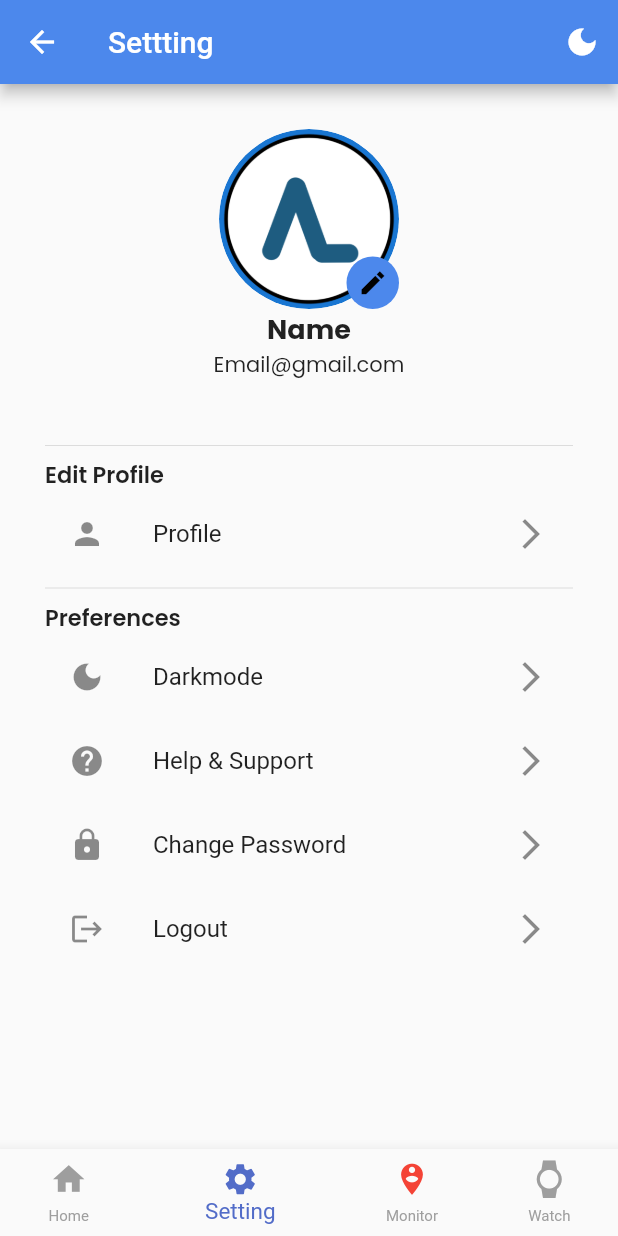
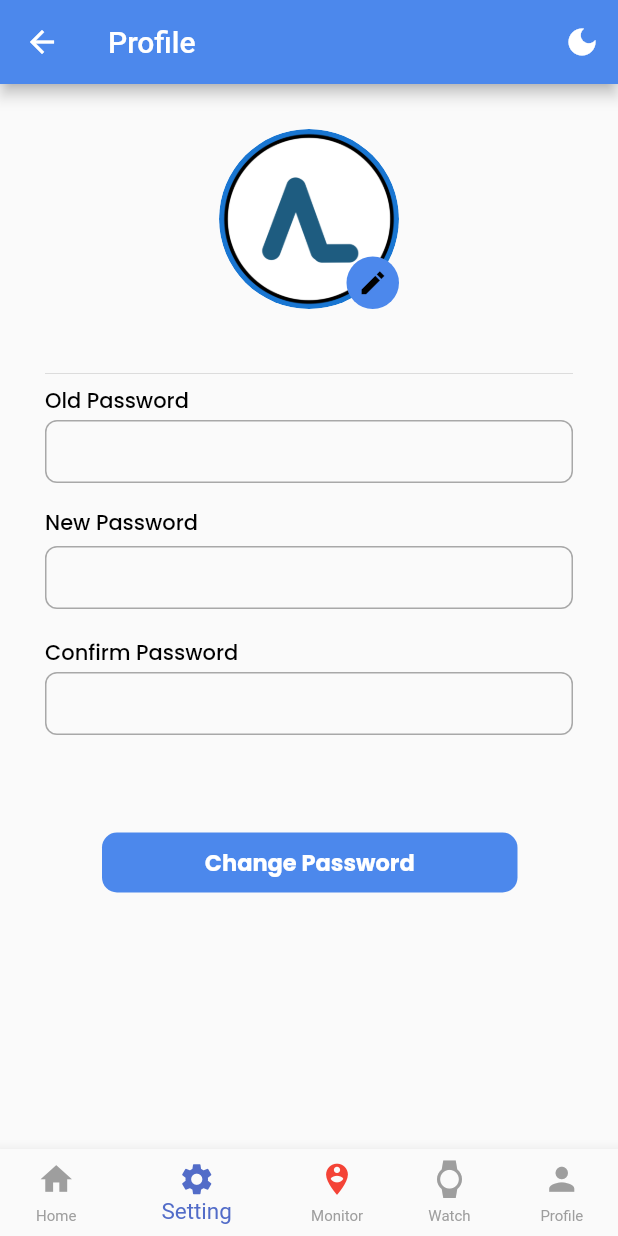
Before and after one commit to MumtazzainA/Alwatzher_MumtazKeren, a Flutter app: the SettingScreen screen opened by its route, item 2 of the bottom bar chosen, after a tap on "Change Password", on a phone screen of 412 x 824 dp. Run offline on Flutter 3.47's test engine with Material 2 defaults, Android fonts, the phone set to English and light mode, and no system bars; our stand-ins replace equatable, flutter_login, get, google_fonts, image_picker.

Commit message:
Password and Logout

```diff
--- /dev/null
+++ b/lib/pages/setting_password_screen.dart
@@ -0,0 +1,361 @@
+import 'dart:io';
+import 'package:flutter/material.dart';
+import 'package:get/get.dart';
+import 'package:google_fonts/google_fonts.dart';
+import 'package:image_picker/image_picker.dart';
+import '../controller/picture_controller.dart';
+
+class SettingPasswordScreen extends StatefulWidget {
+  const SettingPasswordScreen({super.key});
+
+  @override
+  State<SettingPasswordScreen> createState() => _SettingPasswordScreenState();
+}
+
+class _SettingPasswordScreenState extends State<SettingPasswordScreen> {
+  File? pickedFile;
+
+  ImagePicker imagePicker = ImagePicker();
+
+  PictureController pictureController = Get.put(PictureController());
+
+  int _currentIndex = 1;
+
+  @override
+  Widget build(BuildContext context) {
+    var isDark = MediaQuery.of(context).platformBrightness == Brightness.dark;
+    return Scaffold(
+      appBar: AppBar(
+        backgroundColor: Color(0xff4C88EC),
+        title: Text(
+          'Profile',
+        ),
+        actions: [
+          IconButton(
+              onPressed: () {},
+              icon: Icon(isDark ? Icons.light_mode : Icons.dark_mode)),
+        ],
+      ),
+      body: SingleChildScrollView(
+        child: Container(
+          padding: const EdgeInsets.all(30.0),
+          child: Column(
+            children: [
+              Stack(
+                children: [
+                  SizedBox(
+                    width: 120,
+                    height: 120,
+                    child: ClipRRect(
+                      borderRadius: BorderRadius.circular(100),
+                      child: Obx(
+                        () => CircleAvatar(
+                          backgroundImage: pictureController
+                                      .isProficPicPathSet.value ==
+                                  true
+                              ? FileImage(
+                                  File(pictureController.profilePicPath.value),
+                                ) as ImageProvider
+                              : AssetImage("assets/images/Logo.png"),
+                        ),
+                      ),
+                    ),
+                  ),
+                  Positioned(
+                    bottom: 0,
+                    right: 0,
+                    child: InkWell(
+                      child: Container(
+                        width: 35,
+                        height: 35,
+                        decoration: BoxDecoration(
+                          borderRadius: BorderRadius.circular(100),
+                          color: Color(0xff4C88EC),
+                        ),
+                        child: const Icon(
+                          Icons.create_sharp,
+                          color: Colors.black,
+                          size: 20,
+                        ),
+                      ),
+                      onTap: () {
+                        print("Camera clicked");
+                        showModalBottomSheet(
+                            context: context,
+                            builder: (context) => bottomSheet(context));
+                      },
+                    ),
+                  ),
+                ],
+              ),
+              const SizedBox(height: 15),
+              const SizedBox(
+                height: 20,
+              ),
+              const Divider(),
+              Container(
+                // padding: EdgeInsets.fromLTRB(1, 2, 1, 0),
+                width: double.infinity,
+                child: Column(
+                  crossAxisAlignment: CrossAxisAlignment.start,
+                  children: [
+                    Container(
+                      margin: EdgeInsets.fromLTRB(0, 0, 0, 2),
+                      child: Text(
+                        'Old Password',
+                        style: GoogleFonts.poppins(
+                          textStyle: TextStyle(
+                            fontSize: 14,
+                            fontWeight: FontWeight.w500,
+                            height: 1.5,
+                            color: Color(0xff000000),
+                          ),
+                        ),
+                      ),
+                    ),
+                    Container(
+                      margin: EdgeInsets.fromLTRB(0, 0, 0, 16),
+                      padding: EdgeInsets.fromLTRB(12, 10, 12, 12),
+                      width: double.infinity,
+                      decoration: BoxDecoration(
+                        border: Border.all(color: Color(0xffa8a8a8)),
+                        borderRadius: BorderRadius.circular(8),
+                      ),
+                      child: Text(
+                        '',
+                        style: GoogleFonts.poppins(
+                          textStyle: TextStyle(
+                            fontSize: 12,
+                            fontWeight: FontWeight.w400,
+                            height: 1.5,
+                            color: Color(0xff000000),
+                          ),
+                        ),
+                      ),
+                    ),
+                    Container(
+                      margin: EdgeInsets.fromLTRB(0, 0, 0, 5),
+                      child: Text(
+                        'New Password',
+                        style: GoogleFonts.poppins(
+                          textStyle: TextStyle(
+                            fontSize: 14,
+                            fontWeight: FontWeight.w500,
+                            height: 1.5,
+                            color: Color(0xff000000),
+                          ),
+                        ),
+                      ),
+                    ),
+                    Container(
+                      margin: EdgeInsets.fromLTRB(0, 0, 0, 19),
+                      padding: EdgeInsets.fromLTRB(12, 11, 12, 11),
+                      width: double.infinity,
+                      decoration: BoxDecoration(
+                        border: Border.all(color: Color(0xffa8a8a8)),
+                        borderRadius: BorderRadius.circular(8),
+                      ),
+                      child: Text(
+                        '',
+                        style: GoogleFonts.poppins(
+                          textStyle: TextStyle(
+                            fontSize: 12,
+                            fontWeight: FontWeight.w400,
+                            height: 1.5,
+                            color: Color(0xff000000),
+                          ),
+                        ),
+                      ),
+                    ),
+                    Container(
+                      margin: EdgeInsets.fromLTRB(0, 0, 0, 2),
+                      child: Text(
+                        'Confirm Password',
+                        style: GoogleFonts.poppins(
+                          textStyle: TextStyle(
+                            fontSize: 14,
+                            fontWeight: FontWeight.w500,
+                            height: 1.5,
+                            color: Color(0xff000000),
+                          ),
+                        ),
+                      ),
+                    ),
+                    Container(
+                      margin: EdgeInsets.fromLTRB(0, 0, 0, 65),
+                      padding: EdgeInsets.fromLTRB(12, 11, 12, 11),
+                      width: double.infinity,
+                      decoration: BoxDecoration(
+                        border: Border.all(color: Color(0xffa8a8a8)),
+                        borderRadius: BorderRadius.circular(8),
+                      ),
+                      child: Text(
+                        '',
+                        style: GoogleFonts.poppins(
+                          textStyle: TextStyle(
+                            fontSize: 12,
+                            fontWeight: FontWeight.w400,
+                            height: 1.5,
+                            color: Color(0xff000000),
+                          ),
+                        ),
+                      ),
+                    ),
+                    Container(
+                      margin: EdgeInsets.fromLTRB(38, 0, 37, 125),
+                      width: double.infinity,
+                      height: 40,
+                      decoration: BoxDecoration(
+                        color: Color(0xff4c88ec),
+                        borderRadius: BorderRadius.circular(10),
+                      ),
+                      child: Center(
+                        child: Text(
+                          'Change Password',
+                          style: GoogleFonts.poppins(
+                            textStyle: TextStyle(
+                              fontSize: 15,
+                              fontWeight: FontWeight.w700,
+                              height: 1.5,
+                              color: Color(0xffffffff),
+                            ),
+                          ),
+                        ),
+                      ),
+                    ),
+                  ],
+                ),
+              )
+            ],
+          ),
+        ),
+      ),
+      bottomNavigationBar: BottomNavigationBar(
+        showUnselectedLabels: true,
+        iconSize: 25,
+        selectedItemColor: Color(0xff526CC8),
+        selectedFontSize: 15,
+        unselectedFontSize: 10,
+        unselectedItemColor: Colors.grey,
+        currentIndex: _currentIndex,
+        onTap: (int index) {
+          setState(() {
+            _currentIndex = index;
+          });
+
+          switch (index) {
+            case 0:
+              // Ketika item "Home" ditekan
+              Navigator.pushNamed(context, '/home');
+              break;
+            case 1:
+              // Ketika item "Setting" ditekan
+              Navigator.pushNamed(context, '/setting');
+              break;
+            case 2:
+              // Ketika item "Monitor" ditekan
+              Navigator.pushNamed(context, '/monitor');
+              break;
+            case 3:
+              // Ketika item "Watch" ditekan
+              Navigator.pushNamed(context, '/watch');
+              break;
+            case 4:
+              // Ketika item "Profile" ditekan
+              Navigator.pushNamed(context, '/profile');
+              break;
+          }
+        },
+        items: [
+          BottomNavigationBarItem(icon: Icon(Icons.home), label: 'Home'),
+          BottomNavigationBarItem(icon: Icon(Icons.settings), label: 'Setting'),
+          BottomNavigationBarItem(
+              icon: Icon(Icons.person_pin_circle, color: Colors.red),
+              label: 'Monitor'),
+          BottomNavigationBarItem(icon: Icon(Icons.watch), label: 'Watch'),
+          BottomNavigationBarItem(icon: Icon(Icons.person), label: 'Profile'),
+        ],
+      ),
+    );
+  }
+
+  Widget bottomSheet(BuildContext context) {
+    Size size = MediaQuery.of(context).size;
+    return Container(
+      width: double.infinity,
+      height: size.height * 0.2,
+      margin: const EdgeInsets.symmetric(
+        vertical: 20,
+        horizontal: 10,
+      ),
+      child: Column(
+        children: [
+          const Text(
+            "Choose Profile Picture",
+            style: TextStyle(fontSize: 20, fontWeight: FontWeight.bold),
+          ),
+          const SizedBox(
+            height: 50,
+          ),
+          Row(
+            mainAxisAlignment: MainAxisAlignment.center,
+            children: [
+              InkWell(
+                child: Column(
+                  mainAxisAlignment: MainAxisAlignment.center,
+                  children: const [
+                    Icon(Icons.image),
+                    SizedBox(
+                      height: 5,
+                    ),
+                    Text(
+                      "Gallery",
+                      style:
+                          TextStyle(fontSize: 20, fontWeight: FontWeight.bold),
+                    )
+                  ],
+                ),
+                onTap: () {
+                  takePhoto(ImageSource.gallery);
+                },
+              ),
+              const SizedBox(
+                width: 80,
+              ),
+              InkWell(
+                child: Column(
+                  mainAxisAlignment: MainAxisAlignment.center,
+                  children: const [
+                    Icon(Icons.camera),
+                    SizedBox(
+                      height: 5,
+                    ),
+                    Text(
+                      "Camera",
+                      style:
+                          TextStyle(fontSize: 20, fontWeight: FontWeight.bold),
+                    )
+                  ],
+                ),
+                onTap: () {
+                  takePhoto(ImageSource.camera);
+                },
+              ),
+            ],
+          ),
+        ],
+      ),
+    );
+  }
+
+  Future<void> takePhoto(ImageSource source) async {
+    final pickedImage =
+        await imagePicker.pickImage(source: source, imageQuality: 100);
+
+    pickedFile = File(pickedImage!.path);
+    pictureController.setProfileImagePatch(pickedFile!.path);
+    Get.back();
+
+    // print(pickedFile);
+  }
+}
--- a/lib/pages/setting_screen.dart
+++ b/lib/pages/setting_screen.dart
@@ -6,6 +6,8 @@ import 'package:image_picker/image_picker.dart';
 import 'package:jam/controller/picture_controller.dart';
 import 'package:jam/pages/add_question.dart';
 import 'package:jam/pages/list_of_ask_feature_screen.dart';
+import 'package:jam/pages/login_screen.dart';
+import 'package:jam/pages/setting_password_screen.dart';
 import 'package:jam/pages/setting_profile_screen.dart';
 import 'package:jam/pages/watch_setting_sreen.dart';
 
@@ -140,7 +142,6 @@ class _SettingScreenState extends State<SettingScreen> {
                         context,
                         MaterialPageRoute(
                             builder: (context) => SettingProfileScreen()),
-
                       );
                     },
                     trailing: Container(
@@ -185,7 +186,11 @@ class _SettingScreenState extends State<SettingScreen> {
                     leading: Container(child: Icon(Icons.lock)),
                     title: Text('Change Password'),
                     onTap: () {
-                      //  change password
+                      Navigator.push(
+                        context,
+                        MaterialPageRoute(
+                            builder: (context) => SettingPasswordScreen()),
+                      );
                     },
                     trailing: Container(
                       child: const Icon(Icons.arrow_forward_ios),
@@ -195,7 +200,10 @@ class _SettingScreenState extends State<SettingScreen> {
                     leading: Container(child: Icon(Icons.logout)),
                     title: Text('Logout'),
                     onTap: () {
-                      //  logout
+                      Navigator.push(
+                        context,
+                        MaterialPageRoute(builder: (context) => LoginScreen()),
+                      );
                     },
                     trailing: Container(
                       child: const Icon(Icons.arrow_forward_ios),
```
